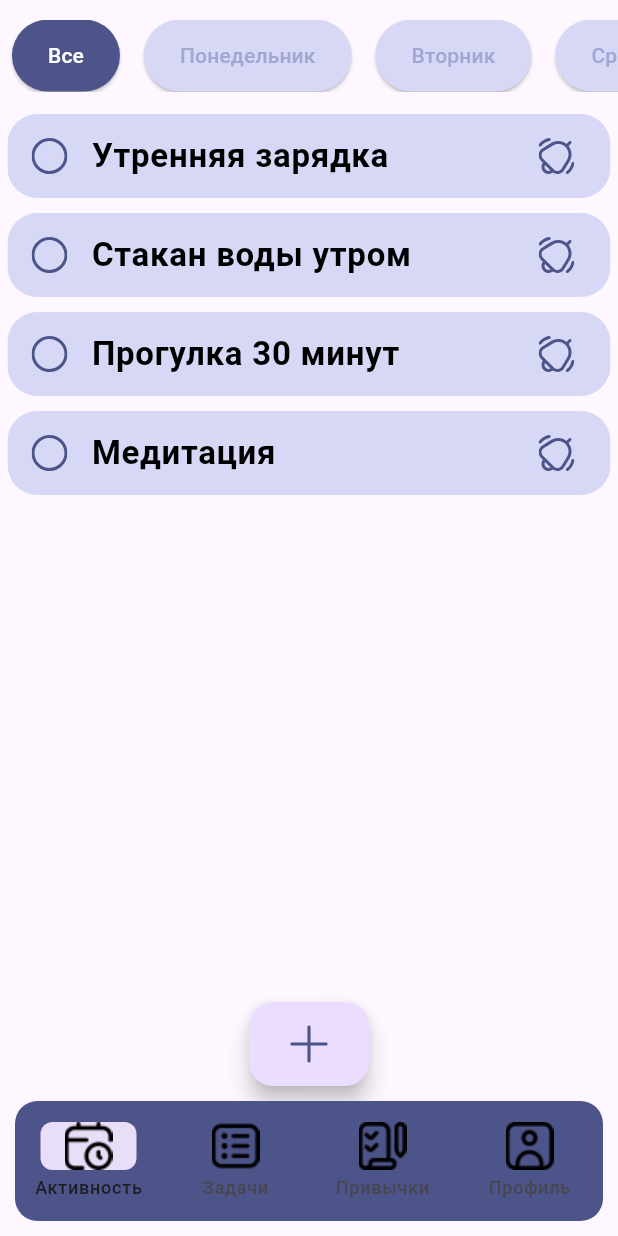
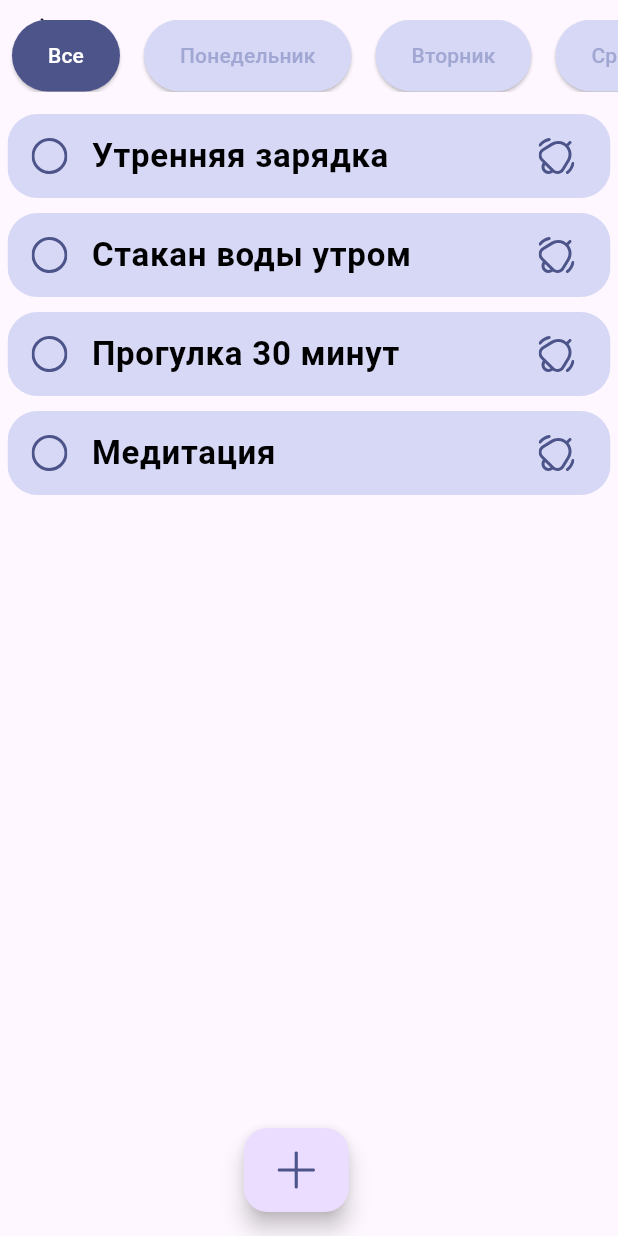
Before and after one commit to m-i-k-o-r/time-ahead-frontend, a Flutter app: the HabitTrackerScreen screen opened directly, on a phone screen of 412 x 824 dp. Run offline on Flutter 3.47's test engine with Material 3 defaults, Android fonts, the phone set to English and light mode, and no system bars; our stand-ins replace flutter_svg.

Commit message:
tp-45-46-47 feature: update navigation bar's logic, add navigation bar for activity menu and add activity screen

```diff
--- a/lib/myApp/habbits/habits_list.dart
+++ /dev/null
@@ -1,155 +0,0 @@
-import 'package:flutter/material.dart';
-import 'package:flutter_svg/flutter_svg.dart';
-import '../app_colors.dart';
-import '../widgets.dart';
-
-class Habit {
-  final String name;
-  bool isChecked;
-  final bool hasNotification;
-
-  Habit({
-    required this.name,
-    this.isChecked = false,
-    this.hasNotification = true,
-  });
-}
-
-class HabitTrackerScreen extends StatefulWidget {
-  @override
-  _HabitTrackerScreenState createState() => _HabitTrackerScreenState();
-}
-
-class _HabitTrackerScreenState extends State<HabitTrackerScreen> {
-  int _selectedIndex = 0;
-
-  List<Habit> habits = [
-    Habit(name: 'Утренняя зарядка'),
-    Habit(name: 'Стакан воды утром'),
-    Habit(name: 'Прогулка 30 минут'),
-    Habit(name: 'Медитация'),
-  ];
-
-  List<Habit> _getSortedHabits() {
-    List<Habit> sortedHabits = List.from(habits);
-    sortedHabits.sort((a, b) {
-      int aValue = a.isChecked ? 1 : 0;
-      int bValue = b.isChecked ? 1 : 0;
-
-      return aValue.compareTo(bValue);
-    });
-    return sortedHabits;
-  }
-
-  @override
-  Widget build(BuildContext context) {
-    return Scaffold(
-      appBar: AppBar(
-        bottom: PreferredSize(
-          preferredSize: Size.fromHeight(5.0),
-          child: DaySlider(),
-        ),
-      ),
-      body: Padding(
-        padding: const EdgeInsets.only(top: 10.0),
-        child: IndexedStack(
-          index: _selectedIndex,
-          children: [
-            ListView.builder(
-              itemCount: _getSortedHabits().length,
-              itemBuilder: (context, index) {
-                Habit habit = _getSortedHabits()[index];
-
-                bool shouldInsertDivider = (index > 0 && !_getSortedHabits()[index - 1].isChecked && habit.isChecked);
-
-                if (shouldInsertDivider) {
-                  return Column(
-                    children: [
-                      SvgPicture.asset(
-                        'assets/icons/divider.svg', // Ваш SVG файл
-                        height: 20, // Примерный размер
-                      ),
-                      _buildHabitListTile(habit),
-                    ],
-                  );
-                } else {
-                  return _buildHabitListTile(habit);
-                }
-              },
-            ),
-          ],
-        ),
-      ),
-      bottomNavigationBar: Column(
-        mainAxisSize: MainAxisSize.min,
-        children: [
-          SizedBox(
-            width: 80, // Увеличьте ширину, чтобы сделать кнопку шире
-            child: FloatingActionButton(
-              onPressed: () {
-                // Действие при нажатии
-              },
-              child: SvgPicture.asset(
-                'assets/icons/add.svg', // Ваша SVG-иконка
-              ),
-            ),
-          ),
-          SizedBox(height: 10),
-          CustomNavigationBar(
-            selectedIndex: _selectedIndex,
-            onItemTapped: (int index) {
-              setState(() {
-                _selectedIndex = index;
-              });
-            },
-          ),
-        ],
-      ),
-
-    );
-  }
-
-  Widget _buildHabitListTile(Habit habit) {
-    return Padding(
-      padding: const EdgeInsets.all(5.0),
-      child: ClipRRect(
-        borderRadius: BorderRadius.circular(20),
-        child: Container(
-          color: AppColors.white,
-          child: ListTile(
-            leading: GestureDetector(
-              onTap: () {
-                setState(() {
-                  habit.isChecked = !habit.isChecked;
-                });
-              },
-              child: SvgPicture.asset(
-                habit.isChecked
-                    ? 'assets/icons/check-circle.svg'
-                    : 'assets/icons/circle.svg',
-                width: 24,
-                height: 24,
-              ),
-            ),
-            title: Text(
-              habit.name,
-              style: TextStyle(
-                fontSize: 22,
-                fontWeight: habit.isChecked ? FontWeight.normal : FontWeight.bold,
-                decoration: habit.isChecked ? TextDecoration.lineThrough : TextDecoration.none,
-                color: habit.isChecked ? AppColors.blueWhite.withOpacity(0.9) : Colors.black,
-              ),
-            ),
-            trailing: SvgPicture.asset(
-              habit.hasNotification
-                  ? 'assets/icons/notification-true.svg'
-                  : 'assets/icons/notification-false.svg',
-              width: 24,
-              height: 24,
-            ),
-          ),
-        ),
-      ),
-    );
-  }
-}
--- /dev/null
+++ b/lib/myApp/habits/habits_list.dart
@@ -0,0 +1,60 @@
+import 'package:first_flutter_app/myApp/habits/habits_widgets.dart';
+import 'package:flutter/material.dart';
+import 'package:flutter_svg/svg.dart';
+import '../widgets.dart';
+
+
+class HabitTrackerScreen extends StatefulWidget {
+  @override
+  _HabitTrackerScreenState createState() => _HabitTrackerScreenState();
+}
+
+class _HabitTrackerScreenState extends State<HabitTrackerScreen> {
+
+  List<Habit> habits = [
+    Habit(name: 'Утренняя зарядка'),
+    Habit(name: 'Стакан воды утром'),
+    Habit(name: 'Прогулка 30 минут'),
+    Habit(name: 'Медитация'),
+  ];
+
+  void _toggleHabitCheck(Habit habit) {
+    setState(() {
+      habit.isChecked = !habit.isChecked;
+    });
+  }
+
+  @override
+  Widget build(BuildContext context) {
+    return Scaffold(
+      appBar: AppBar(
+        bottom: PreferredSize(
+          preferredSize: Size.fromHeight(5.0),
+          child: DaySlider(),
+        ),
+      ),
+      body: Padding(
+        padding: const EdgeInsets.only(top: 10.0),
+        child: HabitsList(
+          habits: habits,
+          onToggleCheck: _toggleHabitCheck,
+        ),
+      ),
+      floatingActionButton: Padding(
+        padding: const EdgeInsets.only(left: 15.0),
+        child: Align(
+          alignment: Alignment.bottomCenter, // Выравнивание по нижней центральной точке
+          child: Container(
+            width: 70,
+            child: FloatingActionButton(
+              onPressed: () {
+                // Действие при нажатии на кнопку
+              },
+              child: SvgPicture.asset('assets/icons/add.svg'), // Иконка внутри кнопки
+            ),
+          ),
+        ),
+      ),
+    );
+  }
+}
--- /dev/null
+++ b/lib/myApp/habits/habits_widgets.dart
@@ -0,0 +1,107 @@
+import 'package:flutter/material.dart';
+import 'package:flutter_svg/flutter_svg.dart';
+
+import '../app_colors.dart';
+
+class Habit {
+  final String name;
+  bool isChecked;
+  final bool hasNotification;
+
+  Habit({
+    required this.name,
+    this.isChecked = false,
+    this.hasNotification = true,
+  });
+}
+
+class HabitsList extends StatelessWidget {
+  final List<Habit> habits;
+  final Function(Habit) onToggleCheck;
+
+  const HabitsList({
+    Key? key,
+    required this.habits,
+    required this.onToggleCheck,
+  }) : super(key: key);
+
+  List<Habit> _getSortedHabits() {
+    List<Habit> sortedHabits = List.from(habits);
+    sortedHabits.sort((a, b) {
+      int aValue = a.isChecked ? 1 : 0;
+      int bValue = b.isChecked ? 1 : 0;
+
+      return aValue.compareTo(bValue);
+    });
+    return sortedHabits;
+  }
+
+  @override
+  Widget build(BuildContext context) {
+    return ListView.builder(
+      itemCount: _getSortedHabits().length,
+      itemBuilder: (context, index) {
+        Habit habit = _getSortedHabits()[index];
+
+        bool shouldInsertDivider = (index > 0 && !_getSortedHabits()[index - 1].isChecked && habit.isChecked);
+
+        if (shouldInsertDivider) {
+          return Column(
+            children: [
+              SvgPicture.asset(
+                'assets/icons/divider.svg', // Ваш SVG файл
+                height: 20, // Примерный размер
+              ),
+              _buildHabitListTile(habit),
+            ],
+          );
+        }
+        else {
+          return _buildHabitListTile(habit);
+        }
+      },
+    );
+  }
+
+  Widget _buildHabitListTile(Habit habit) {
+    return Padding(
+      padding: const EdgeInsets.all(5.0),
+      child: ClipRRect(
+        borderRadius: BorderRadius.circular(20),
+        child: Container(
+          color: AppColors.white,
+          child: ListTile(
+            leading: GestureDetector(
+              onTap: () {
+                onToggleCheck(habit); // Функция обратного вызова для переключения состояния
+              },
+              child: SvgPicture.asset(
+                habit.isChecked
+                    ? 'assets/icons/check-circle.svg'
+                    : 'assets/icons/circle.svg',
+                width: 24,
+                height: 24,
+              ),
+            ),
+            title: Text(
+              habit.name,
+              style: TextStyle(
+                fontSize: 22,
+                fontWeight: habit.isChecked ? FontWeight.normal : FontWeight.bold,
+                decoration: habit.isChecked ? TextDecoration.lineThrough : TextDecoration.none,
+                color: habit.isChecked ? AppColors.blueWhite.withOpacity(0.9) : Colors.black,
+              ),
+            ),
+            trailing: SvgPicture.asset(
+              habit.hasNotification
+                  ? 'assets/icons/notification-true.svg'
+                  : 'assets/icons/notification-false.svg',
+              width: 24,
+              height: 24,
+            ),
+          ),
+        ),
+      ),
+    );
+  }
+}
--- a/lib/myApp/widgets.dart
+++ b/lib/myApp/widgets.dart
@@ -95,7 +95,7 @@ class CustomNavigationBar extends StatelessWidget {
             )
           ],
           indicatorShape: RoundedRectangleBorder(
-            borderRadius: BorderRadius.all(Radius.circular(8))
+              borderRadius: BorderRadius.all(Radius.circular(8))
           ),
         ),
       ),
@@ -196,6 +196,7 @@ class SvgDivider extends StatelessWidget {
     );
   }
 }
+
 
 class Activity {
   String title;
--- a/pubspec.yaml
+++ b/pubspec.yaml
@@ -10,7 +10,7 @@ environment:
 dependencies:
   flutter:
     sdk: flutter
-  intl: ^0.18.1
+  intl: ^0.19.0
 
   cupertino_icons: ^1.0.6
   flutter_svg: ^2.0.10+1
```
Also changed, not shown: lib/myApp/activity/activity_list.dart (+4 -4 lines), lib/myApp/app.dart (+5 -3 lines), lib/myApp/profile/profile_page.dart (added, +12 -0 lines), lib/myApp/screen_manager.dart (added, +42 -0 lines), lib/myApp/tasks/to-do_list.dart (added, +12 -0 lines), lib/myApp/habits/habit_making.dart (added), pubspec.lock.
